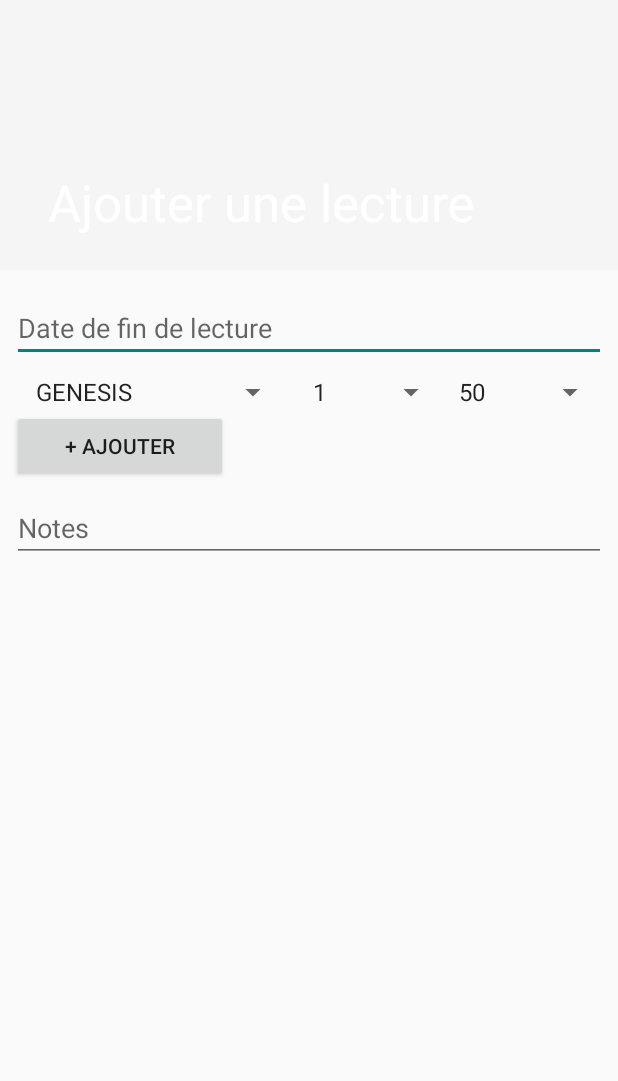
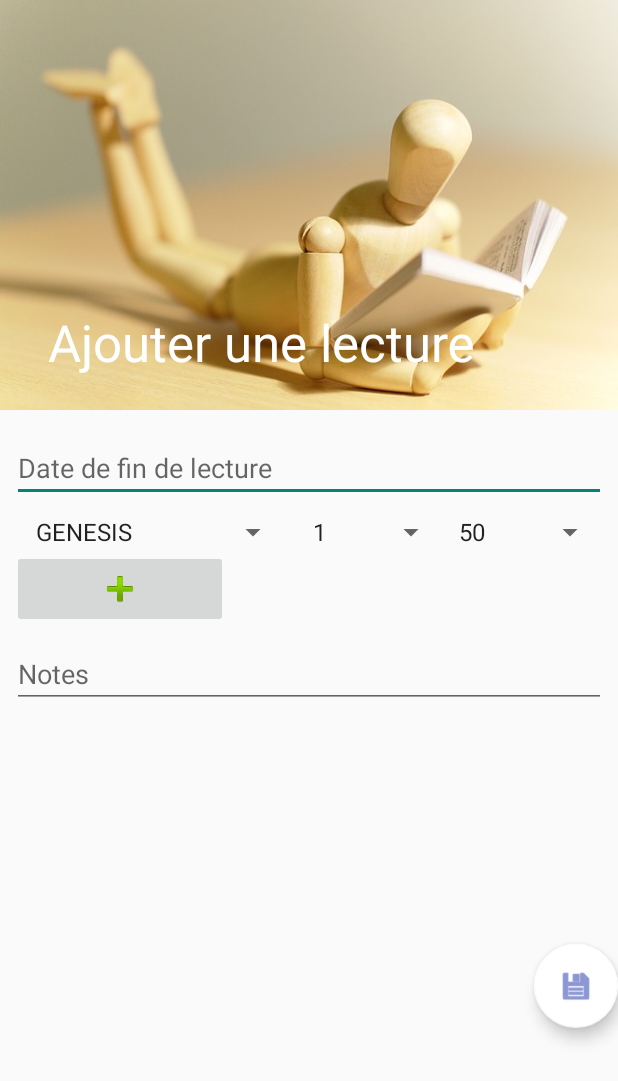
Before and after one commit to Nielugin/tilt_application, an Android app: the AddHistoryActivity screen opened directly, with no data from a screen before it, on a phone screen of 412 x 824 dp. Shown: the top 1081 px of the screen. Run offline under Robolectric (Android 15) with nearby library versions, the phone set to English and light mode, and no system bars.

Commit message:
Changing pictures

```diff
--- a/MyGDCApplication/app/src/main/java/org/advantiste/ffja/sud/gdc/mygdcapplication/subpages/reading/AddHistoryActivity.java
+++ b/MyGDCApplication/app/src/main/java/org/advantiste/ffja/sud/gdc/mygdcapplication/subpages/reading/AddHistoryActivity.java
@@ -14,6 +14,7 @@ import android.widget.ArrayAdapter;
 import android.widget.Button;
 import android.widget.DatePicker;
 import android.widget.EditText;
+import android.widget.ImageButton;
 import android.widget.Spinner;
 import android.widget.TableLayout;
 import android.widget.TableRow;
@@ -148,16 +149,20 @@ public class AddHistoryActivity extends AppCompatActivity {
         });
 
         /* ************** Gestion du boutton pour l'ajout */
-        final Button addReadingButton = (Button) findViewById(R.id.addBookButton);
+        final ImageButton addReadingButton = (ImageButton) findViewById(R.id.addBookButton);
         addReadingButton.setOnClickListener(new View.OnClickListener() {
             @Override
             public void onClick(View v) {
                 Snackbar.make(v, "Lecture ajoutée", Snackbar.LENGTH_LONG)
                         .setAction("Action", null).show();
 
-                finish();
+
             }
         });
+
+
+
+
     }
 
 
--- a/MyGDCApplication/app/src/main/java/org/advantiste/ffja/sud/gdc/mygdcapplication/subpages/reading/BibleReadingActivity.java
+++ b/MyGDCApplication/app/src/main/java/org/advantiste/ffja/sud/gdc/mygdcapplication/subpages/reading/BibleReadingActivity.java
@@ -47,7 +47,7 @@ public class BibleReadingActivity  extends FragmentActivity {
         setContentView(R.layout.activity_bible_reading);
         // Instantiate a ViewPager and a PagerAdapter.
         ImageView picture = (ImageView) findViewById(R.id.reading_image_1);
-        picture.setImageResource(R.drawable.bible);
+        picture.setImageResource(R.drawable.book);
 
         FloatingActionButton addButtonAction = (FloatingActionButton) findViewById(R.id.addReadingButton);
         addButtonAction.setOnClickListener(new View.OnClickListener() {
--- a/MyGDCApplication/app/src/main/java/org/advantiste/ffja/sud/gdc/mygdcapplication/subpages/sharing/fragments/SharingFragmentPresentation.java
+++ b/MyGDCApplication/app/src/main/java/org/advantiste/ffja/sud/gdc/mygdcapplication/subpages/sharing/fragments/SharingFragmentPresentation.java
@@ -24,8 +24,6 @@ public class SharingFragmentPresentation extends Fragment {
                              Bundle savedInstanceState) {
         ViewGroup rootView = (ViewGroup) inflater.inflate(
                 R.layout.fragment_sharing_presentation, container, false);
-        ImageView picture = (ImageView)rootView.findViewById(R.id.sharing_image_1);
-        picture.setImageResource(R.drawable.partage);
 
 
         return rootView;
--- a/MyGDCApplication/app/src/main/java/org/advantiste/ffja/sud/gdc/mygdcapplication/subpages/sharing/fragments/SharingFragmentQuestions.java
+++ b/MyGDCApplication/app/src/main/java/org/advantiste/ffja/sud/gdc/mygdcapplication/subpages/sharing/fragments/SharingFragmentQuestions.java
@@ -24,8 +24,6 @@ public class SharingFragmentQuestions extends Fragment {
                              Bundle savedInstanceState) {
         ViewGroup rootView = (ViewGroup) inflater.inflate(
                 R.layout.fragment_sharing_questions, container, false);
-        ImageView picture = (ImageView)rootView.findViewById(R.id.sharing_image_2);
-        picture.setImageResource(R.drawable.partage);
 
         return rootView;
     }
--- a/MyGDCApplication/app/src/main/res/layout/activity_add_history.xml
+++ b/MyGDCApplication/app/src/main/res/layout/activity_add_history.xml
@@ -10,29 +10,50 @@
     <android.support.design.widget.AppBarLayout
         android:id="@+id/app_bar"
         android:layout_width="match_parent"
-        android:layout_height="@dimen/app_bar_height"
+        android:layout_height="wrap_content"
         android:fitsSystemWindows="true"
         android:theme="@style/AppBarOverlay">
 
         <android.support.design.widget.CollapsingToolbarLayout
             android:id="@+id/toolbar_layout"
             android:layout_width="match_parent"
-            android:layout_height="match_parent"
-            android:fitsSystemWindows="true"
-            app:contentScrim="?attr/colorPrimary"
+            android:layout_height="wrap_content"
             app:layout_scrollFlags="scroll|exitUntilCollapsed"
             app:toolbarId="@+id/toolbar">
 
             <android.support.v7.widget.Toolbar
                 android:id="@+id/toolbar"
                 android:layout_width="match_parent"
-                android:layout_height="?attr/actionBarSize"
+                android:layout_height="wrap_content"
                 app:layout_collapseMode="pin"
-                app:popupTheme="@style/PopupOverlay" />
 
+                app:popupTheme="@style/PopupOverlay">
+
+            </android.support.v7.widget.Toolbar>
+
+            <ImageView
+                android:id="@+id/wood_read_id"
+                android:layout_width="match_parent"
+                android:layout_height="wrap_content"
+                android:adjustViewBounds="true"
+                app:srcCompat="@drawable/wood_read" />
         </android.support.design.widget.CollapsingToolbarLayout>
     </android.support.design.widget.AppBarLayout>
 
-    <include layout="@layout/content_add_history" />
+    <include
+        android:id="@+id/include"
+        layout="@layout/content_add_history" />
+
+    <android.support.design.widget.FloatingActionButton
+        android:id="@+id/floatingActionButton2"
+        android:layout_width="match_parent"
+        android:layout_height="wrap_content"
+        android:clickable="true"
+        android:tint="@color/colorPrimary"
+        app:backgroundTint="@android:color/background_light"
+        app:layout_anchor="@+id/include"
+        app:layout_anchorGravity="right|center"
+        app:rippleColor="@color/colorPrimaryDark"
+        app:srcCompat="@android:drawable/ic_menu_save" />
 
 </android.support.design.widget.CoordinatorLayout>
--- a/MyGDCApplication/app/src/main/res/layout/content_add_history.xml
+++ b/MyGDCApplication/app/src/main/res/layout/content_add_history.xml
@@ -2,6 +2,7 @@
 <android.support.v4.widget.NestedScrollView xmlns:android="http://schemas.android.com/apk/res/android"
     xmlns:app="http://schemas.android.com/apk/res-auto"
     xmlns:tools="http://schemas.android.com/tools"
+    android:id="@+id/save_reading_modifications"
     android:layout_width="match_parent"
     android:layout_height="match_parent"
     app:layout_behavior="@string/appbar_scrolling_view_behavior"
@@ -13,7 +14,6 @@
         android:layout_height="wrap_content">
 
 
-
         <EditText
             android:id="@+id/endDate"
             android:layout_width="0dp"
@@ -21,13 +21,12 @@
             android:layout_marginEnd="8dp"
             android:layout_marginStart="8dp"
             android:layout_marginTop="16dp"
+            android:ems="10"
             android:hint="@string/end_date_text"
-            android:ems="10"
             app:layout_constraintEnd_toEndOf="parent"
             app:layout_constraintHorizontal_bias="0.0"
             app:layout_constraintStart_toStartOf="parent"
-            app:layout_constraintTop_toTopOf="parent"
-            />
+            app:layout_constraintTop_toTopOf="parent" />
 
         <TableLayout
             android:id="@+id/readingList"
@@ -70,22 +69,16 @@
 
             <TableRow
                 android:layout_width="match_parent"
-                android:layout_height="match_parent" >
+                android:layout_height="match_parent">
 
-                <Button
+                <ImageButton
                     android:id="@+id/addBookButton"
+                    style="@style/Widget.AppCompat.ImageButton"
                     android:layout_width="wrap_content"
                     android:layout_height="wrap_content"
-                    android:text="+ Ajouter" />
+                    app:srcCompat="@android:drawable/ic_input_add" />
             </TableRow>
 
-            <TableRow
-                android:layout_width="match_parent"
-                android:layout_height="match_parent" />
-
-            <TableRow
-                android:layout_width="match_parent"
-                android:layout_height="match_parent" />
         </TableLayout>
 
         <EditText
--- a/MyGDCApplication/app/src/main/res/values/colors.xml
+++ b/MyGDCApplication/app/src/main/res/values/colors.xml
@@ -1,7 +1,7 @@
 <?xml version="1.0" encoding="utf-8"?>
 <resources>
-    <color name="colorPrimary">#3F51B5</color>
-    <color name="colorPrimaryDark">#303F9F</color>
+    <color name="colorPrimary">#3f51b5</color>
+    <color name="colorPrimaryDark">#8890c3</color>
     <color name="colorAccent">#FF4081</color>
 
     <color name="black_overlay">#66000000</color>
```
Also changed, not shown: MyGDCApplication/app/src/main/java/org/advantiste/ffja/sud/gdc/mygdcapplication/subpages/sharing/SharingActivity.java (+5 -44 lines), MyGDCApplication/app/src/main/res/layout/activity_bible_reading.xml (+7 -3 lines), MyGDCApplication/app/src/main/res/layout/activity_prayer.xml (+22 -6 lines), MyGDCApplication/app/src/main/res/layout/activity_sharing.xml (+53 -11 lines), MyGDCApplication/app/src/main/res/layout/fragment_sharing_presentation.xml (+1 -6 lines), MyGDCApplication/app/src/main/res/layout/fragment_sharing_questions.xml (+0 -10 lines), MyGDCApplication/app/src/main/res/drawable-hdpi/book.jpg (added), MyGDCApplication/app/src/main/res/drawable-hdpi/books.jpg (added), MyGDCApplication/app/src/main/res/drawable-hdpi/prayer_hands.jpg (added), MyGDCApplication/app/src/main/res/drawable-hdpi/sharing_main.jpg (added), MyGDCApplication/app/src/main/res/drawable-hdpi/wood_read.jpg (added).
